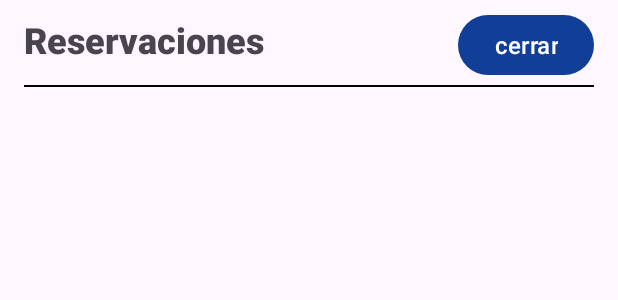
After one commit to Daniel-Arcos/HostedIn-Mobile, an Android app: the layout fragment_view_reservations.xml on its own in the app's theme, with its tools: preview values and no code run, on a phone screen of 412 x 824 dp. The commit adds this screen. Shown: the top 300 px of the screen. Run offline under Robolectric (Android 15) with nearby library versions, the phone set to English and light mode, and no system bars.

Commit message:
Reservations Item

```diff
--- /dev/null
+++ b/app/src/main/res/layout/fragment_view_reservations.xml
@@ -0,0 +1,57 @@
+<?xml version="1.0" encoding="utf-8"?>
+<layout xmlns:android="http://schemas.android.com/apk/res/android"
+    xmlns:tools="http://schemas.android.com/tools">
+
+    <data>
+
+    </data>
+
+    <RelativeLayout
+        android:layout_width="match_parent"
+        android:layout_height="match_parent"
+        tools:context=".feature.host.reservations.ViewReservationsFragment">
+
+        <TextView
+            android:id="@+id/txv_ReservationsHeader"
+            android:layout_width="match_parent"
+            android:layout_height="wrap_content"
+            android:fontFamily="sans-serif-black"
+            android:text="Reservaciones"
+            android:textSize="24sp"
+            android:layout_marginTop="10dp"
+            android:layout_marginStart="16dp"/>
+
+        <Button
+            android:id="@+id/bttCloseReservations"
+            android:layout_width="wrap_content"
+            android:layout_height="wrap_content"
+            android:layout_alignBaseline="@+id/txv_ReservationsHeader"
+            android:layout_alignParentEnd="true"
+            android:layout_marginHorizontal="16dp"
+            android:text="cerrar"
+            android:textSize="16dp" />
+
+        <View
+            android:id="@+id/view"
+            android:layout_width="0dp"
+            android:layout_height="1dp"
+            android:layout_marginStart="16dp"
+            android:layout_marginTop="14dp"
+            android:layout_marginEnd="16dp"
+            android:background="@color/black"
+            android:layout_below="@+id/txv_ReservationsHeader"
+            android:layout_alignParentStart="true"
+            android:layout_alignParentEnd="true" />
+
+        <androidx.recyclerview.widget.RecyclerView
+            android:id="@+id/recycler_reservations"
+            android:layout_width="match_parent"
+            android:layout_height="wrap_content"
+            android:layout_below="@+id/view"
+            android:layout_marginStart="16dp"
+            android:layout_marginTop="16dp"
+            android:layout_marginEnd="16dp"
+            android:layout_marginBottom="16dp" />
+
+    </RelativeLayout>
+</layout>
```
Also changed, not shown: app/src/main/java/com/sdi/hostedin/feature/host/reservations/HostBookssFragment.java (added, +66 -0 lines), app/src/main/java/com/sdi/hostedin/feature/host/reservations/ViewReservationsFragment.java (added, +66 -0 lines), app/src/main/res/layout/fragment_bookings.xml (+48 -6 lines), app/src/main/res/layout/fragment_host_books.xml (added, +41 -0 lines), app/src/main/res/layout/reservation_item.xml (added, +74 -0 lines).
